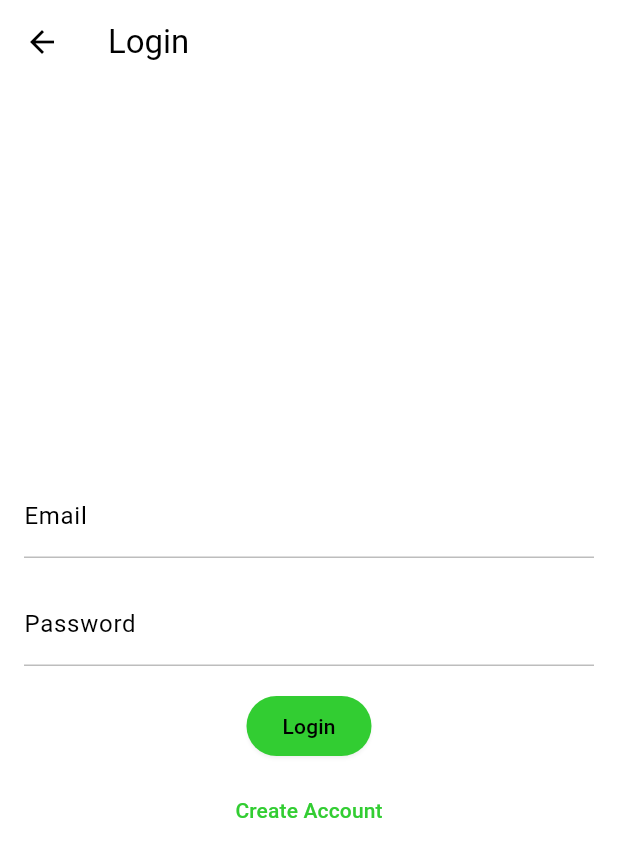
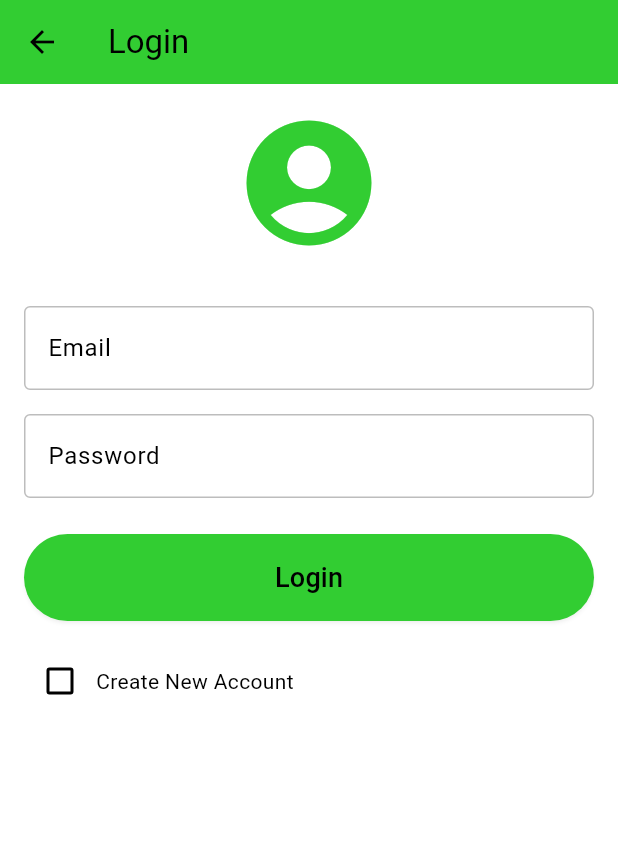
Before and after one commit to stevesheridanios/drinks2u, a Flutter app: the LoginScreen screen opened directly, on a phone screen of 412 x 824 dp. Shown: the top 857 px of the screen. Run offline on Flutter 3.47's test engine with Material 3 defaults, Android fonts, the phone set to English and light mode, and no system bars; our stand-ins replace shared_preferences; missing offline and left inert: mailer; accounts and stored records are empty.

Commit message:
Account and Login screens

```diff
--- a/lib/login_screen.dart
+++ /dev/null
@@ -1,69 +0,0 @@
-import 'package:flutter/material.dart';
-import 'package:shared_preferences/shared_preferences.dart';
-
-class LoginScreen extends StatefulWidget {
-  const LoginScreen({super.key});
-
-  @override
-  State<LoginScreen> createState() => _LoginScreenState();
-}
-
-class _LoginScreenState extends State<LoginScreen> {
-  final _emailController = TextEditingController();
-  final _passwordController = TextEditingController();
-
-  Future<void> _login() async {
-    final prefs = await SharedPreferences.getInstance();
-    prefs.setString('email', _emailController.text);
-    prefs.setBool('loggedIn', true);
-    ScaffoldMessenger.of(context).showSnackBar(
-      const SnackBar(content: Text('Logged in!')),
-    );
-    Navigator.pop(context);  // Back to Home
-  }
-
-  Future<void> _createAccount() async {
-    // TODO: Backend call for registration
-    await _login();  // Placeholder: Treat as login
-  }
-
-  @override
-  Widget build(BuildContext context) {
-    return Scaffold(
-      appBar: AppBar(title: const Text('Login')),
-      body: Padding(
-        padding: const EdgeInsets.all(16.0),
-        child: Column(
-          mainAxisAlignment: MainAxisAlignment.center,
-          children: [
-            TextField(
-              controller: _emailController,
-              decoration: const InputDecoration(labelText: 'Email'),
-              keyboardType: TextInputType.emailAddress,
-            ),
-            const SizedBox(height: 16),
-            TextField(
-              controller: _passwordController,
-              decoration: const InputDecoration(labelText: 'Password'),
-              obscureText: true,
-            ),
-            const SizedBox(height: 16),
-            ElevatedButton(
-              onPressed: _login,
-              style: ElevatedButton.styleFrom(
-                backgroundColor: const Color(0xFF32CD32),
-                foregroundColor: Colors.black,
-              ),
-              child: const Text('Login'),
-            ),
-            const SizedBox(height: 8),
-            TextButton(
-              onPressed: _createAccount,
-              child: const Text('Create Account'),
-            ),
-          ],
-        ),
-      ),
-    );
-  }
-}
--- /dev/null
+++ b/lib/screens/login_screen.dart
@@ -0,0 +1,291 @@
+import 'package:flutter/material.dart';
+import 'package:shared_preferences/shared_preferences.dart';
+import 'dart:convert';  // For JSON and simple hash (demo only)
+import 'account_screen.dart';  // Nav to Account (same folder)
+
+class LoginScreen extends StatefulWidget {
+  const LoginScreen({super.key});
+
+  @override
+  State<LoginScreen> createState() => _LoginScreenState();
+}
+
+class _LoginScreenState extends State<LoginScreen> {
+  bool _isCreatingAccount = false;
+  bool _isBusinessAccount = false;
+  bool _isLoading = false;
+
+  final _emailController = TextEditingController();
+  final _passwordController = TextEditingController();
+  final _nameController = TextEditingController();  // Personal/Business name
+  final _phoneController = TextEditingController();
+  final _addressController = TextEditingController();
+  final _abnController = TextEditingController();  // Business only
+  final _operatingHoursController = TextEditingController();  // Business only
+  final _contactNameController = TextEditingController();  // Business only
+  final _contactPhoneController = TextEditingController();  // Business only
+
+  Future<void> _handleSubmit() async {
+    setState(() => _isLoading = true);
+    try {
+      final prefs = await SharedPreferences.getInstance();
+      final email = _emailController.text.trim();
+      final password = _passwordController.text.trim();
+
+      if (email.isEmpty || password.isEmpty) {
+        _showSnackBar('Please enter email and password');
+        return;
+      }
+
+      if (_isCreatingAccount) {
+        print('Creating account for $email');  // Debug
+        // Registration validation
+        final name = _nameController.text.trim();
+        final phone = _phoneController.text.trim();
+        final address = _addressController.text.trim();
+        if (name.isEmpty || phone.isEmpty || address.isEmpty) {
+          _showSnackBar('Please fill all required fields: Name, Phone, Address');
+          return;
+        }
+        if (_isBusinessAccount) {
+          final abn = _abnController.text.trim();
+          final hours = _operatingHoursController.text.trim();
+          final contactName = _contactNameController.text.trim();
+          final contactPhone = _contactPhoneController.text.trim();
+          if (abn.isEmpty || hours.isEmpty || contactName.isEmpty || contactPhone.isEmpty) {
+            _showSnackBar('Please fill all business fields: ABN, Hours, Contact Name, Contact Phone');
+            return;
+          }
+        }
+
+        // Create user data JSON
+        Map<String, dynamic> userData = {
+          'email': email,
+          'password_hash': base64Encode(utf8.encode(password)),  // Demo hash
+          'account_type': _isBusinessAccount ? 'business' : 'personal',
+          'name': name,
+          'phone': phone,
+          'address': address,
+        };
+        if (_isBusinessAccount) {
+          userData.addAll({
+            'business_name': name,  // Name = Business Name
+            'abn': _abnController.text.trim(),
+            'operating_hours': _operatingHoursController.text.trim(),
+            'contact_name': _contactNameController.text.trim(),
+            'contact_phone': _contactPhoneController.text.trim(),
+          });
+        }
+
+        await prefs.setString('user_data', json.encode(userData));
+        _showSnackBar('Account created successfully for $email!');
+      } else {
+        print('Logging in for $email');  // Debug
+        // Login: Check stored data
+        final storedData = prefs.getString('user_data');
+        if (storedData == null) {
+          _showSnackBar('No account found. Create one first.');
+          return;
+        }
+        final userData = json.decode(storedData) as Map<String, dynamic>;
+        if (userData['email'] != email || userData['password_hash'] != base64Encode(utf8.encode(password))) {
+          _showSnackBar('Invalid email or password');
+          return;
+        }
+        _showSnackBar('Logged in successfully as $email!');
+      }
+
+      // Success: Set logged in
+      await prefs.setBool('is_logged_in', true);
+      if (mounted) {
+        Navigator.pushReplacement(
+          context,
+          MaterialPageRoute(builder: (context) => AccountScreen()),
+        );
+      }
+    } catch (e) {
+      print('Login error: $e');  // Debug
+      if (mounted) _showSnackBar('Error: $e');
+    } finally {
+      setState(() => _isLoading = false);
+    }
+  }
+
+  void _showSnackBar(String message) {
+    if (mounted) {
+      ScaffoldMessenger.of(context).showSnackBar(SnackBar(content: Text(message)));
+    }
+  }
+
+  void _toggleCreateAccount(bool? value) {
+    setState(() {
+      _isCreatingAccount = value ?? false;
+      if (!_isCreatingAccount) _isBusinessAccount = false;  // Reset business when switching to login
+    });
+  }
+
+  @override
+  Widget build(BuildContext context) {
+    return Scaffold(
+      appBar: AppBar(
+        title: Text(_isCreatingAccount ? 'Create Account' : 'Login'),
+        backgroundColor: const Color(0xFF32CD32),
+      ),
+      body: SingleChildScrollView(
+        padding: const EdgeInsets.all(16.0),
+        child: Column(
+          mainAxisAlignment: MainAxisAlignment.center,
+          children: [
+            const Icon(Icons.account_circle, size: 100, color: Color(0xFF32CD32)),
+            const SizedBox(height: 32),
+            TextField(
+              controller: _emailController,
+              decoration: const InputDecoration(
+                labelText: 'Email',
+                border: OutlineInputBorder(),
+              ),
+              keyboardType: TextInputType.emailAddress,
+            ),
+            const SizedBox(height: 16),
+            TextField(
+              controller: _passwordController,
+              decoration: const InputDecoration(
+                labelText: 'Password',
+                border: OutlineInputBorder(),
+              ),
+              obscureText: true,
+            ),
+            const SizedBox(height: 24),
+            SizedBox(
+              width: double.infinity,
+              child: ElevatedButton(
+                onPressed: _isLoading || _isCreatingAccount ? null : _handleSubmit,  // Disable if creating or loading
+                style: ElevatedButton.styleFrom(
+                  backgroundColor: const Color(0xFF32CD32),
+                  foregroundColor: Colors.black,
+                  padding: const EdgeInsets.symmetric(vertical: 16),
+                ),
+                child: const Text('Login', style: TextStyle(fontSize: 18)),
+              ),
+            ),
+            const SizedBox(height: 16),
+            // Toggle for Create Account
+            Row(
+              children: [
+                Checkbox(
+                  value: _isCreatingAccount,
+                  onChanged: _toggleCreateAccount,
+                ),
+                const Expanded(child: Text('Create New Account')),
+              ],
+            ),
+            if (_isCreatingAccount) ...[
+              const SizedBox(height: 16),
+              TextField(
+                controller: _nameController,
+                decoration: InputDecoration(
+                  labelText: _isBusinessAccount ? 'Business Name' : 'Customer Name',
+                  border: const OutlineInputBorder(),
+                ),
+              ),
+              const SizedBox(height: 16),
+              TextField(
+                controller: _phoneController,
+                decoration: const InputDecoration(
+                  labelText: 'Phone Number',
+                  border: OutlineInputBorder(),
+                ),
+                keyboardType: TextInputType.phone,
+              ),
+              const SizedBox(height: 16),
+              TextField(
+                controller: _addressController,
+                decoration: const InputDecoration(
+                  labelText: 'Address',
+                  border: OutlineInputBorder(),
+                ),
+                maxLines: 3,
+              ),
+              const SizedBox(height: 16),
+              // Business toggle (only if creating account)
+              Row(
+                children: [
+                  const Text('Business Account? '),
+                  Switch(
+                    value: _isBusinessAccount,
+                    onChanged: (value) => setState(() => _isBusinessAccount = value),
+                  ),
+                ],
+              ),
+              if (_isBusinessAccount) ...[
+                const SizedBox(height: 16),
+                TextField(
+                  controller: _abnController,
+                  decoration: const InputDecoration(
+                    labelText: 'ABN Number',
+                    border: OutlineInputBorder(),
+                  ),
+                ),
+                const SizedBox(height: 16),
+                TextField(
+                  controller: _operatingHoursController,
+                  decoration: const InputDecoration(
+                    labelText: 'Operating Hours (e.g., Mon-Fri 9-5)',
+                    border: OutlineInputBorder(),
+                  ),
+                  maxLines: 2,
+                ),
+                const SizedBox(height: 16),
+                TextField(
+                  controller: _contactNameController,
+                  decoration: const InputDecoration(
+                    labelText: 'Contact Name',
+                    border: OutlineInputBorder(),
+                  ),
+                ),
+                const SizedBox(height: 16),
+                TextField(
+                  controller: _contactPhoneController,
+                  decoration: const InputDecoration(
+                    labelText: 'Contact Number',
+                    border: OutlineInputBorder(),
+                  ),
+                  keyboardType: TextInputType.phone,
+                ),
+              ],
+              const SizedBox(height: 24),
+              SizedBox(
+                width: double.infinity,
+                child: ElevatedButton(
+                  onPressed: _isLoading ? null : _handleSubmit,
+                  style: ElevatedButton.styleFrom(
+                    backgroundColor: const Color(0xFF32CD32),
+                    foregroundColor: Colors.black,
+                    padding: const EdgeInsets.symmetric(vertical: 16),
+                  ),
+                  child: _isLoading
+                      ? const CircularProgressIndicator(color: Colors.black)
+                      : const Text('Create Account', style: TextStyle(fontSize: 18)),
+                ),
+              ),
+            ],
+          ],
+        ),
+      ),
+    );
+  }
+
+  @override
+  void dispose() {
+    _emailController.dispose();
+    _passwordController.dispose();
+    _nameController.dispose();
+    _phoneController.dispose();
+    _addressController.dispose();
+    _abnController.dispose();
+    _operatingHoursController.dispose();
+    _contactNameController.dispose();
+    _contactPhoneController.dispose();
+    super.dispose();
+  }
+}
```
Also changed, not shown: lib/cart_screen.dart (+8 -0 lines), lib/home_screen.dart (+27 -1 lines), lib/screens/account_screen.dart (added, +120 -0 lines).
